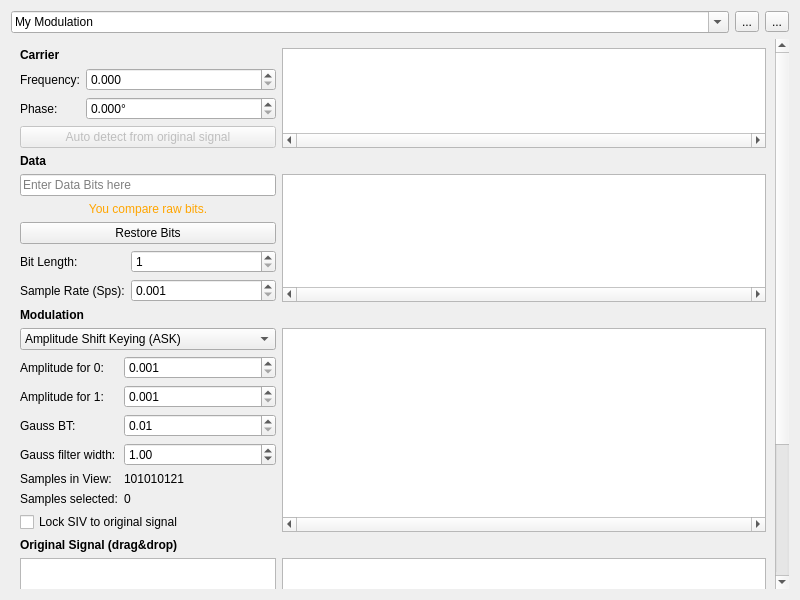
Above: ui/modulation.ui from jopohl/urh before the change. Below: the same form after it.
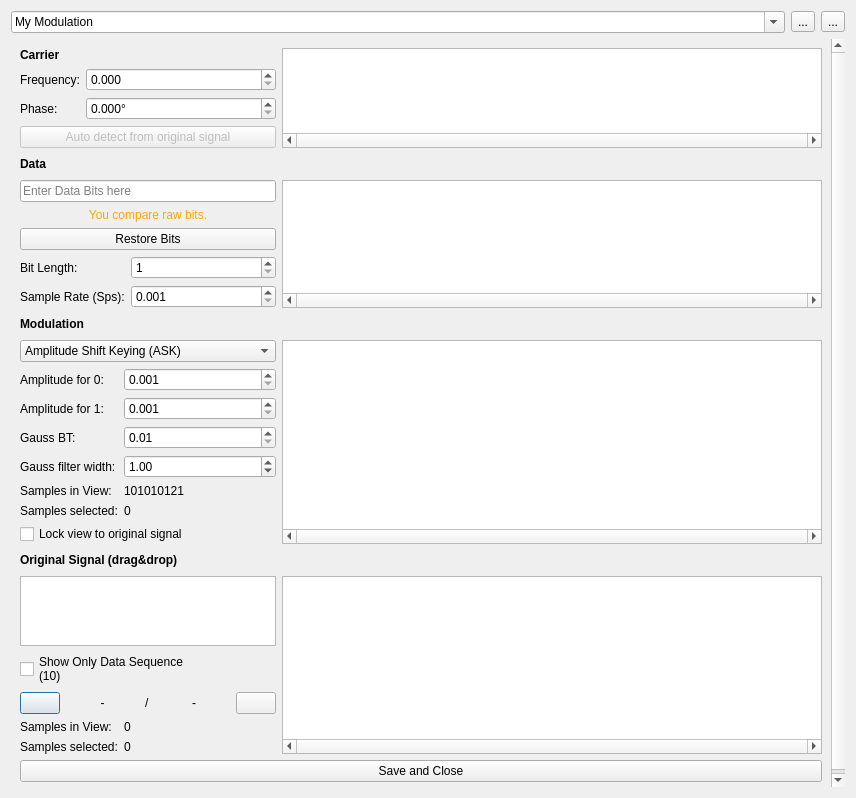
That is the form after the change. Icons and pictures are not drawn. Custom widgets are drawn as their Qt base class.

The edit to the form file:
```diff
--- a/ui/modulation.ui
+++ b/ui/modulation.ui
@@ -6,8 +6,8 @@
    <rect>
     <x>0</x>
     <y>0</y>
-    <width>800</width>
-    <height>600</height>
+    <width>856</width>
+    <height>798</height>
    </rect>
   </property>
   <property name="windowTitle">
@@ -70,97 +70,12 @@
       <property name="geometry">
        <rect>
         <x>0</x>
-        <y>0</y>
-        <width>769</width>
-        <height>862</height>
+        <y>-234</y>
+        <width>824</width>
+        <height>984</height>
        </rect>
       </property>
-      <layout class="QGridLayout" name="gridLayout_7">
-       <item row="2" column="1">
-        <widget class="QLabel" name="lPlus">
-         <property name="sizePolicy">
-          <sizepolicy hsizetype="Maximum" vsizetype="Fixed">
-           <horstretch>0</horstretch>
-           <verstretch>0</verstretch>
-          </sizepolicy>
-         </property>
-         <property name="maximumSize">
-          <size>
-           <width>30</width>
-           <height>30</height>
-          </size>
-         </property>
-         <property name="text">
-          <string/>
-         </property>
-         <property name="pixmap">
-          <pixmap resource="../urh.qrc">:/icons/data/icons/plus.png</pixmap>
-         </property>
-         <property name="scaledContents">
-          <bool>true</bool>
-         </property>
-         <property name="alignment">
-          <set>Qt::AlignCenter</set>
-         </property>
-        </widget>
-       </item>
-       <item row="7" column="0">
-        <widget class="QLabel" name="label_7">
-         <property name="font">
-          <font>
-           <weight>75</weight>
-           <bold>true</bold>
-          </font>
-         </property>
-         <property name="text">
-          <string>Original Signal (drag&amp;drop)</string>
-         </property>
-         <property name="margin">
-          <number>4</number>
-         </property>
-        </widget>
-       </item>
-       <item row="8" column="1">
-        <widget class="ZoomAndDropableGraphicView" name="gVOriginalSignal">
-         <property name="verticalScrollBarPolicy">
-          <enum>Qt::ScrollBarAlwaysOff</enum>
-         </property>
-         <property name="horizontalScrollBarPolicy">
-          <enum>Qt::ScrollBarAlwaysOn</enum>
-         </property>
-         <property name="renderHints">
-          <set>QPainter::Antialiasing|QPainter::HighQualityAntialiasing</set>
-         </property>
-         <property name="dragMode">
-          <enum>QGraphicsView::NoDrag</enum>
-         </property>
-        </widget>
-       </item>
-       <item row="3" column="1">
-        <widget class="ZoomableGraphicView" name="gVData">
-         <property name="sizePolicy">
-          <sizepolicy hsizetype="Expanding" vsizetype="Expanding">
-           <horstretch>0</horstretch>
-           <verstretch>0</verstretch>
-          </sizepolicy>
-         </property>
-         <property name="acceptDrops">
-          <bool>false</bool>
-         </property>
-         <property name="verticalScrollBarPolicy">
-          <enum>Qt::ScrollBarAlwaysOff</enum>
-         </property>
-         <property name="horizontalScrollBarPolicy">
-          <enum>Qt::ScrollBarAlwaysOn</enum>
-         </property>
-         <property name="renderHints">
-          <set>QPainter::Antialiasing|QPainter::HighQualityAntialiasing</set>
-         </property>
-         <property name="dragMode">
-          <enum>QGraphicsView::NoDrag</enum>
-         </property>
-        </widget>
-       </item>
+      <layout class="QGridLayout" name="gridLayout_7" columnstretch="0,0,0,0">
        <item row="8" column="0">
         <layout class="QGridLayout" name="gridLayout_6">
          <item row="0" column="0" colspan="2">
@@ -375,6 +290,200 @@
          </item>
         </layout>
        </item>
+       <item row="3" column="1" colspan="3">
+        <widget class="ZoomableGraphicView" name="gVData">
+         <property name="sizePolicy">
+          <sizepolicy hsizetype="Expanding" vsizetype="Expanding">
+           <horstretch>0</horstretch>
+           <verstretch>0</verstretch>
+          </sizepolicy>
+         </property>
+         <property name="acceptDrops">
+          <bool>false</bool>
+         </property>
+         <property name="verticalScrollBarPolicy">
+          <enum>Qt::ScrollBarAlwaysOff</enum>
+         </property>
+         <property name="horizontalScrollBarPolicy">
+          <enum>Qt::ScrollBarAlwaysOn</enum>
+         </property>
+         <property name="renderHints">
+          <set>QPainter::Antialiasing|QPainter::HighQualityAntialiasing</set>
+         </property>
+         <property name="dragMode">
+          <enum>QGraphicsView::NoDrag</enum>
+         </property>
+        </widget>
+       </item>
+       <item row="8" column="1" colspan="3">
+        <widget class="ZoomAndDropableGraphicView" name="gVOriginalSignal">
+         <property name="verticalScrollBarPolicy">
+          <enum>Qt::ScrollBarAlwaysOff</enum>
+         </property>
+         <property name="horizontalScrollBarPolicy">
+          <enum>Qt::ScrollBarAlwaysOn</enum>
+         </property>
+         <property name="renderHints">
+          <set>QPainter::Antialiasing|QPainter::HighQualityAntialiasing</set>
+         </property>
+         <property name="dragMode">
+          <enum>QGraphicsView::NoDrag</enum>
+         </property>
+        </widget>
+       </item>
+       <item row="4" column="3">
+        <spacer name="horizontalSpacer_4">
+         <property name="orientation">
+          <enum>Qt::Horizontal</enum>
+         </property>
+         <property name="sizeHint" stdset="0">
+          <size>
+           <width>40</width>
+           <height>20</height>
+          </size>
+         </property>
+        </spacer>
+       </item>
+       <item row="9" column="0" colspan="4">
+        <widget class="QPushButton" name="btnSaveAndClose">
+         <property name="text">
+          <string>Save and Close</string>
+         </property>
+        </widget>
+       </item>
+       <item row="2" column="2">
+        <widget class="QLabel" name="lPlus">
+         <property name="sizePolicy">
+          <sizepolicy hsizetype="Maximum" vsizetype="Fixed">
+           <horstretch>0</horstretch>
+           <verstretch>0</verstretch>
+          </sizepolicy>
+         </property>
+         <property name="maximumSize">
+          <size>
+           <width>30</width>
+           <height>30</height>
+          </size>
+         </property>
+         <property name="text">
+          <string/>
+         </property>
+         <property name="pixmap">
+          <pixmap resource="../urh.qrc">:/icons/data/icons/plus.png</pixmap>
+         </property>
+         <property name="scaledContents">
+          <bool>true</bool>
+         </property>
+         <property name="alignment">
+          <set>Qt::AlignCenter</set>
+         </property>
+        </widget>
+       </item>
+       <item row="2" column="0">
+        <widget class="QLabel" name="label_5">
+         <property name="font">
+          <font>
+           <weight>75</weight>
+           <bold>true</bold>
+          </font>
+         </property>
+         <property name="text">
+          <string>Data</string>
+         </property>
+         <property name="margin">
+          <number>4</number>
+         </property>
+        </widget>
+       </item>
+       <item row="4" column="2">
+        <widget class="QLabel" name="lEqual">
+         <property name="sizePolicy">
+          <sizepolicy hsizetype="Fixed" vsizetype="Fixed">
+           <horstretch>0</horstretch>
+           <verstretch>0</verstretch>
+          </sizepolicy>
+         </property>
+         <property name="maximumSize">
+          <size>
+           <width>30</width>
+           <height>30</height>
+          </size>
+         </property>
+         <property name="text">
+          <string/>
+         </property>
+         <property name="pixmap">
+          <pixmap resource="../urh.qrc">:/icons/data/icons/equals_generator.png</pixmap>
+         </property>
+         <property name="scaledContents">
+          <bool>true</bool>
+         </property>
+         <property name="alignment">
+          <set>Qt::AlignCenter</set>
+         </property>
+        </widget>
+       </item>
+       <item row="4" column="0">
+        <widget class="QLabel" name="label_6">
+         <property name="font">
+          <font>
+           <weight>75</weight>
+           <bold>true</bold>
+          </font>
+         </property>
+         <property name="text">
+          <string>Modulation</string>
+         </property>
+         <property name="margin">
+          <number>4</number>
+         </property>
+        </widget>
+       </item>
+       <item row="0" column="1" rowspan="2" colspan="3">
+        <widget class="ZoomableGraphicView" name="gVCarrier">
+         <property name="acceptDrops">
+          <bool>false</bool>
+         </property>
+         <property name="verticalScrollBarPolicy">
+          <enum>Qt::ScrollBarAlwaysOff</enum>
+         </property>
+         <property name="horizontalScrollBarPolicy">
+          <enum>Qt::ScrollBarAlwaysOn</enum>
+         </property>
+         <property name="renderHints">
+          <set>QPainter::Antialiasing|QPainter::HighQualityAntialiasing</set>
+         </property>
+         <property name="dragMode">
+          <enum>QGraphicsView::NoDrag</enum>
+         </property>
+        </widget>
+       </item>
+       <item row="4" column="1">
+        <spacer name="horizontalSpacer_3">
+         <property name="orientation">
+          <enum>Qt::Horizontal</enum>
+         </property>
+         <property name="sizeHint" stdset="0">
+          <size>
+           <width>40</width>
+           <height>20</height>
+          </size>
+         </property>
+        </spacer>
+       </item>
+       <item row="2" column="3">
+        <spacer name="horizontalSpacer_2">
+         <property name="orientation">
+          <enum>Qt::Horizontal</enum>
+         </property>
+         <property name="sizeHint" stdset="0">
+          <size>
+           <width>40</width>
+           <height>20</height>
+          </size>
+         </property>
+        </spacer>
+       </item>
        <item row="3" column="0">
         <layout class="QGridLayout" name="gridLayout_2">
          <item row="0" column="0" colspan="2">
@@ -479,47 +588,6 @@
          </item>
         </layout>
        </item>
-       <item row="5" column="1">
-        <widget class="ZoomableGraphicView" name="gVModulated">
-         <property name="sizePolicy">
-          <sizepolicy hsizetype="Expanding" vsizetype="Expanding">
-           <horstretch>0</horstretch>
-           <verstretch>0</verstretch>
-          </sizepolicy>
-         </property>
-         <property name="acceptDrops">
-          <bool>false</bool>
-         </property>
-         <property name="verticalScrollBarPolicy">
-          <enum>Qt::ScrollBarAlwaysOff</enum>
-         </property>
-         <property name="horizontalScrollBarPolicy">
-          <enum>Qt::ScrollBarAlwaysOn</enum>
-         </property>
-         <property name="renderHints">
-          <set>QPainter::Antialiasing|QPainter::HighQualityAntialiasing</set>
-         </property>
-         <property name="dragMode">
-          <enum>QGraphicsView::NoDrag</enum>
-         </property>
-        </widget>
-       </item>
-       <item row="4" column="0">
-        <widget class="QLabel" name="label_6">
-         <property name="font">
-          <font>
-           <weight>75</weight>
-           <bold>true</bold>
-          </font>
-         </property>
-         <property name="text">
-          <string>Modulation</string>
-         </property>
-         <property name="margin">
-          <number>4</number>
-         </property>
-        </widget>
-       </item>
        <item row="1" column="0">
         <layout class="QGridLayout" name="gridLayout">
          <item row="0" column="0">
@@ -610,6 +678,89 @@
          </item>
         </layout>
        </item>
+       <item row="7" column="0">
+        <widget class="QLabel" name="label_7">
+         <property name="font">
+          <font>
+           <weight>75</weight>
+           <bold>true</bold>
+          </font>
+         </property>
+         <property name="text">
+          <string>Original Signal (drag&amp;drop)</string>
+         </property>
+         <property name="margin">
+          <number>4</number>
+         </property>
+        </widget>
+       </item>
+       <item row="2" column="1">
+        <spacer name="horizontalSpacer">
+         <property name="orientation">
+          <enum>Qt::Horizontal</enum>
+         </property>
+         <property name="sizeHint" stdset="0">
+          <size>
+           <width>40</width>
+           <height>20</height>
+          </size>
+         </property>
+        </spacer>
+       </item>
+       <item row="0" column="0">
+        <widget class="QLabel" name="label_4">
+         <property name="font">
+          <font>
+           <weight>75</weight>
+           <bold>true</bold>
+          </font>
+         </property>
+         <property name="text">
+          <string>Carrier</string>
+         </property>
+         <property name="margin">
+          <number>4</number>
+         </property>
+        </widget>
+       </item>
+       <item row="7" column="1">
+        <spacer name="horizontalSpacer_5">
+         <property name="orientation">
+          <enum>Qt::Horizontal</enum>
+         </property>
+         <property name="sizeHint" stdset="0">
+          <size>
+           <width>40</width>
+           <height>20</height>
+          </size>
+         </property>
+        </spacer>
+       </item>
+       <item row="5" column="1" colspan="3">
+        <widget class="ZoomableGraphicView" name="gVModulated">
+         <property name="sizePolicy">
+          <sizepolicy hsizetype="Expanding" vsizetype="Expanding">
+           <horstretch>0</horstretch>
+           <verstretch>0</verstretch>
+          </sizepolicy>
+         </property>
+         <property name="acceptDrops">
+          <bool>false</bool>
+         </property>
+         <property name="verticalScrollBarPolicy">
+          <enum>Qt::ScrollBarAlwaysOff</enum>
+         </property>
+         <property name="horizontalScrollBarPolicy">
+          <enum>Qt::ScrollBarAlwaysOn</enum>
+         </property>
+         <property name="renderHints">
+          <set>QPainter::Antialiasing|QPainter::HighQualityAntialiasing</set>
+         </property>
+         <property name="dragMode">
+          <enum>QGraphicsView::NoDrag</enum>
+         </property>
+        </widget>
+       </item>
        <item row="5" column="0">
         <layout class="QGridLayout" name="gridLayout_3">
          <item row="3" column="1" colspan="2">
@@ -679,7 +830,7 @@
             </sizepolicy>
            </property>
            <property name="text">
-            <string>Lock SIV to original signal</string>
+            <string>Lock view to original signal</string>
            </property>
           </widget>
          </item>
@@ -826,59 +977,21 @@
          </item>
         </layout>
        </item>
-       <item row="0" column="0">
-        <widget class="QLabel" name="label_4">
-         <property name="font">
-          <font>
-           <weight>75</weight>
-           <bold>true</bold>
-          </font>
+       <item row="7" column="3">
+        <spacer name="horizontalSpacer_6">
+         <property name="orientation">
+          <enum>Qt::Horizontal</enum>
          </property>
-         <property name="text">
-          <string>Carrier</string>
+         <property name="sizeHint" stdset="0">
+          <size>
+           <width>40</width>
+           <height>20</height>
+          </size>
          </property>
-         <property name="margin">
-          <number>4</number>
-         </property>
-        </widget>
+        </spacer>
        </item>
-       <item row="0" column="1" rowspan="2">
-        <widget class="ZoomableGraphicView" name="gVCarrier">
-         <property name="acceptDrops">
-          <bool>false</bool>
-         </property>
-         <property name="verticalScrollBarPolicy">
-          <enum>Qt::ScrollBarAlwaysOff</enum>
-         </property>
-         <property name="horizontalScrollBarPolicy">
-          <enum>Qt::ScrollBarAlwaysOn</enum>
-         </property>
-         <property name="renderHints">
-          <set>QPainter::Antialiasing|QPainter::HighQualityAntialiasing</set>
-         </property>
-         <property name="dragMode">
-          <enum>QGraphicsView::NoDrag</enum>
-         </property>
-        </widget>
-       </item>
-       <item row="2" column="0">
-        <widget class="QLabel" name="label_5">
-         <property name="font">
-          <font>
-           <weight>75</weight>
-           <bold>true</bold>
-          </font>
-         </property>
-         <property name="text">
-          <string>Data</string>
-         </property>
-         <property name="margin">
-          <number>4</number>
-         </property>
-        </widget>
-       </item>
-       <item row="4" column="1">
-        <widget class="QLabel" name="lEqual">
+       <item row="7" column="2">
+        <widget class="QLabel" name="lEqual_qm">
          <property name="sizePolicy">
           <sizepolicy hsizetype="Fixed" vsizetype="Fixed">
            <horstretch>0</horstretch>
@@ -905,13 +1018,6 @@
          </property>
         </widget>
        </item>
-       <item row="9" column="0" colspan="2">
-        <widget class="QPushButton" name="btnSaveAndClose">
-         <property name="text">
-          <string>Save and Close</string>
-         </property>
-        </widget>
-       </item>
       </layout>
      </widget>
     </widget>
```
Left out of the diff: 4 changed lines with no effect on the pictures.
